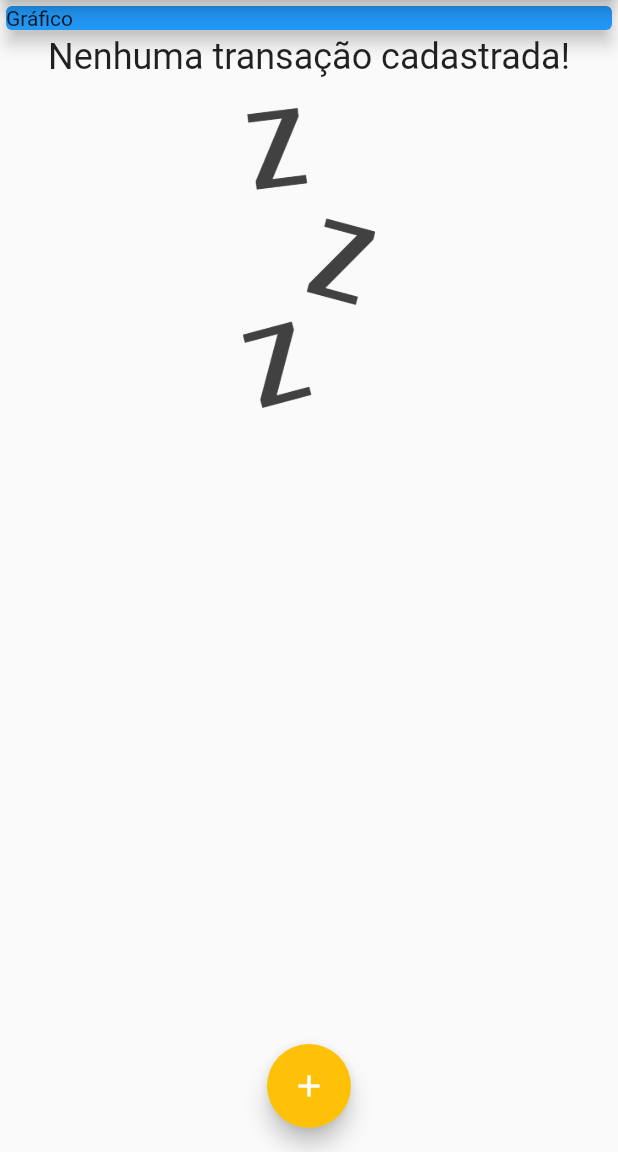
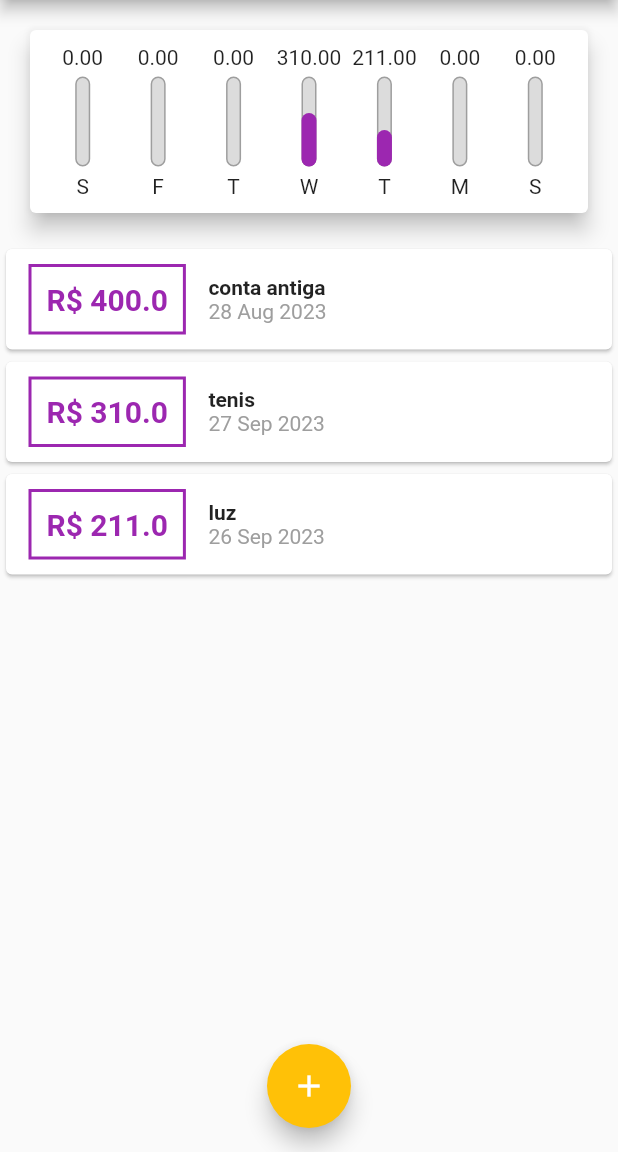
Before and after one commit to IgorAtilar/expenses, a Flutter app: the screen it shows after launch, on a phone screen of 412 x 824 dp, the part 84-1236 px from its top. Run offline on Flutter 3.47's test engine with Material 2 defaults, Android fonts, the phone set to English and light mode, and no system bars.

Commit message:
add chart item

```diff
--- /dev/null
+++ b/lib/components/chart.dart
@@ -0,0 +1,74 @@
+import 'package:intl/intl.dart';
+import 'package:flutter/material.dart';
+import '../models/transaction.dart';
+import './chart_bar.dart';
+
+class Chart extends StatelessWidget {
+  const Chart({super.key, required this.recentTransactions});
+
+  final List<Transaction> recentTransactions;
+
+  List<Map<String, Object>> get groupedTransactions {
+    return List.generate(
+      7,
+      (index) {
+        final weekDay = DateTime.now().subtract(Duration(days: index));
+
+        double totalSum = 0.0;
+
+        for (var i = 0; i < recentTransactions.length; i++) {
+          bool sameDay = recentTransactions[i].date.day == weekDay.day;
+          bool sameMonth = recentTransactions[i].date.month == weekDay.month;
+          bool sameYear = recentTransactions[i].date.year == weekDay.year;
+
+          if (sameDay && sameMonth && sameYear) {
+            totalSum += recentTransactions[i].value;
+          }
+        }
+
+        final transaction = {
+          'day': DateFormat.E().format(weekDay)[0],
+          'value': totalSum
+        };
+        return transaction;
+      },
+    );
+  }
+
+  double get _weekTotalValue {
+    return groupedTransactions.fold(
+      0.0,
+      (sum, tr) {
+        return sum + (tr['value'] as double);
+      },
+    );
+  }
+
+  @override
+  Widget build(BuildContext context) {
+    return Card(
+      elevation: 6,
+      margin: const EdgeInsets.all(20),
+      child: Padding(
+        padding: const EdgeInsets.all(10),
+        child: Row(
+          mainAxisAlignment: MainAxisAlignment.spaceAround,
+          children: groupedTransactions
+              .map(
+                (tr) => Flexible(
+                  fit: FlexFit.tight,
+                  child: ChartBar(
+                    label: tr['day'] as String,
+                    value: tr['value'] as double,
+                    percentage: _weekTotalValue == 0
+                        ? 0
+                        : (tr['value'] as double) / _weekTotalValue,
+                  ),
+                ),
+              )
+              .toList(),
+        ),
+      ),
+    );
+  }
+}
--- /dev/null
+++ b/lib/components/chart_bar.dart
@@ -0,0 +1,48 @@
+import 'package:flutter/material.dart';
+
+class ChartBar extends StatelessWidget {
+  const ChartBar({
+    super.key,
+    required this.label,
+    required this.value,
+    required this.percentage,
+  });
+
+  final String label;
+  final double value;
+  final double percentage;
+
+  @override
+  Widget build(BuildContext context) {
+    return Column(
+      children: [
+        FittedBox(child: Text(value.toStringAsFixed(2))),
+        const SizedBox(height: 5),
+        SizedBox(
+          height: 60,
+          width: 10,
+          child: Stack(alignment: Alignment.bottomCenter, children: [
+            Container(
+              decoration: BoxDecoration(
+                border: Border.all(color: Colors.grey, width: 1.0),
+                borderRadius: BorderRadius.circular(5),
+                color: const Color.fromRGBO(220, 220, 220, 1),
+              ),
+            ),
+            FractionallySizedBox(
+              heightFactor: percentage,
+              child: Container(
+                decoration: BoxDecoration(
+                  color: Theme.of(context).colorScheme.primary,
+                  borderRadius: BorderRadius.circular(5),
+                ),
+              ),
+            ),
+          ]),
+        ),
+        const SizedBox(height: 5),
+        Text(label),
+      ],
+    );
+  }
+}
--- a/lib/main.dart
+++ b/lib/main.dart
@@ -4,6 +4,8 @@ import 'package:flutter/material.dart';
 import 'dart:math';
 import './components/transaction_form.dart';
 import './components/transaction_list.dart';
+import './components/chart.dart';
+
 import 'models/transaction.dart';
 
 main() => runApp(const ExpensesApp());
@@ -50,7 +52,41 @@ class HomePage extends StatefulWidget {
 }
 
 class _HomePage extends State<HomePage> {
-  final List<Transaction> _transactions = [];
+  final List<Transaction> _transactions = [
+    Transaction(
+      id: 't1',
+      title: 'conta antiga',
+      value: 400,
+      date: DateTime.now().subtract(
+        const Duration(days: 33),
+      ),
+    ),
+    Transaction(
+      id: 't1',
+      title: 'tenis',
+      value: 310,
+      date: DateTime.now().subtract(
+        const Duration(days: 3),
+      ),
+    ),
+    Transaction(
+      id: 't1',
+      title: 'luz',
+      value: 211,
+      date: DateTime.now().subtract(
+        const Duration(days: 4),
+      ),
+    )
+  ];
+
+  List<Transaction> get _recentTransactions =>
+      _transactions.where((transaction) {
+        return transaction.date.isAfter(
+          DateTime.now().subtract(
+            const Duration(days: 7),
+          ),
+        );
+      }).toList();
 
   _addTransaction(String title, double value) {
     final newTransaction = Transaction(
@@ -92,13 +128,8 @@ class _HomePage extends State<HomePage> {
         child: Column(
           crossAxisAlignment: CrossAxisAlignment.stretch,
           children: <Widget>[
-            const SizedBox(
-              width: double.infinity,
-              child: Card(
-                color: Colors.blue,
-                elevation: 5,
-                child: Text('Gráfico'),
-              ),
+            Chart(
+              recentTransactions: _recentTransactions,
             ),
             Transactionlist(transactions: _transactions),
           ],
```
